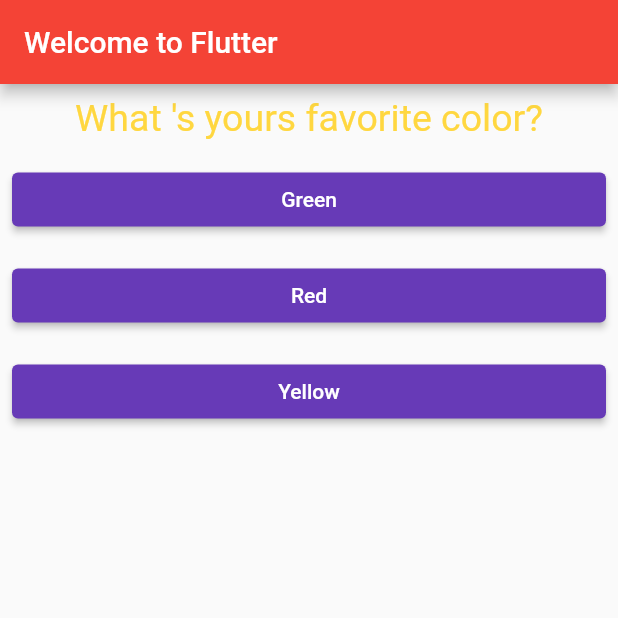
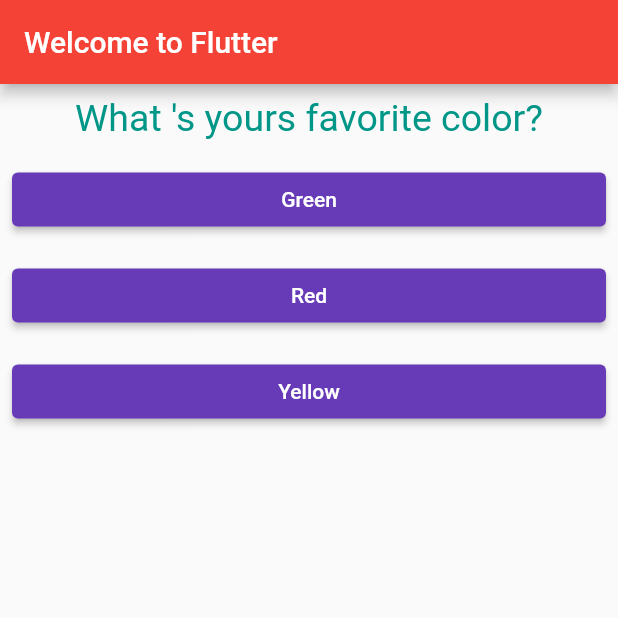
Before and after one commit to Jerasin/flutter_quiz_app, a Flutter app: the screen it shows after launch, on a phone screen of 412 x 824 dp, the top half of it. Run offline on Flutter 3.47's test engine with Material 2 defaults, Android fonts, the phone set to English and light mode, and no system bars.

Commit message:
fix: adjust color

```diff
--- a/lib/main.dart
+++ b/lib/main.dart
@@ -59,7 +59,7 @@ class _MyAppState extends State<MyApp> {
                   children: <Widget>[
                       Quiz(
                         questions: questions,
-                        color: Colors.amberAccent,
+                        color: Colors.teal,
                         fn: _answerQuestion,
                         index: _index,
                       )
```
